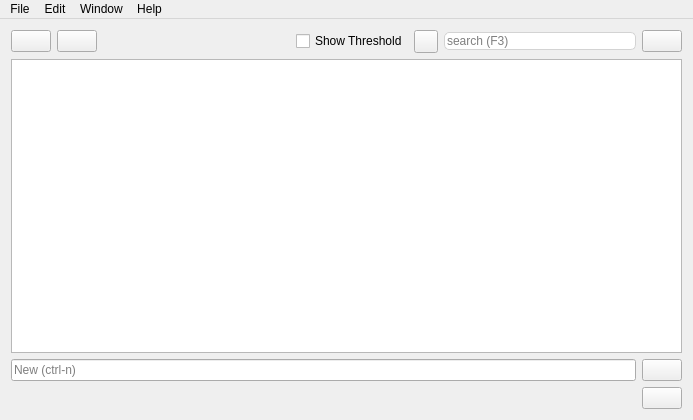
Above: mainwindow.ui from SverrirValgeirsson/Todour before the change. Below: the same form after it.
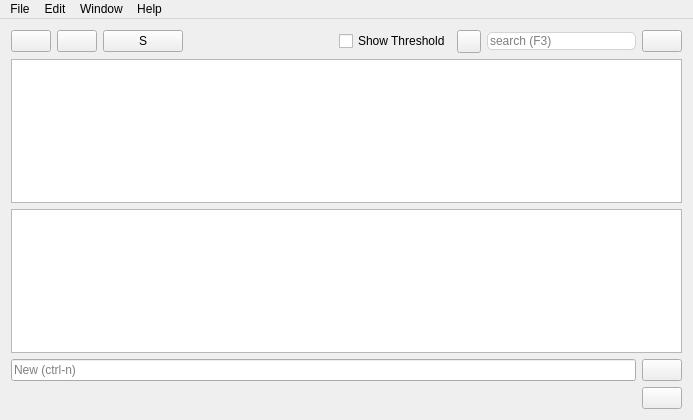
That is the form after the change. Icons and pictures are not drawn.

```diff
--- a/mainwindow.ui
+++ b/mainwindow.ui
@@ -50,6 +50,18 @@
         </property>
        </widget>
       </item>
+
+      <item>
+       <widget class="QPushButton" name="syncButton">
+        <property name="CalDAV sync">
+         <string>Sync now</string>
+        </property>
+        <property name="text">
+         <string>S</string>
+        </property>
+       </widget>
+      </item>
+
       <item>
        <spacer name="horizontalSpacer">
         <property name="orientation">
@@ -190,6 +202,40 @@
       </item>
      </layout>
     </item>
+
+    <item>
+     <layout class="QHBoxLayout" name="horizontalLayout_3">
+      <item>
+       <widget class="QListView" name="ideaView">
+        <property name="contextMenuPolicy">
+         <enum>Qt::CustomContextMenu</enum>
+        </property>
+        <property name="horizontalScrollBarPolicy">
+         <enum>Qt::ScrollBarAsNeeded</enum>
+        </property>
+        <property name="autoScroll">
+         <bool>true</bool>
+        </property>
+        <property name="alternatingRowColors">
+         <bool>false</bool>
+        </property>
+        <property name="textElideMode">
+         <enum>Qt::ElideRight</enum>
+        </property>
+        <property name="wordWrap">
+         <bool>false</bool>
+        </property>
+        <attribute name="verticalHeaderVisible">
+         <bool>false</bool>
+        </attribute>
+        <attribute name="verticalHeaderHighlightSections">
+         <bool>false</bool>
+        </attribute>
+       </widget>
+      </item>
+     </layout>
+    </item>
+
     <item>
      <layout class="QHBoxLayout" name="horizontalLayout_2">
       <item>
```
Left out of the diff: 1 changed line with no effect on the pictures.
